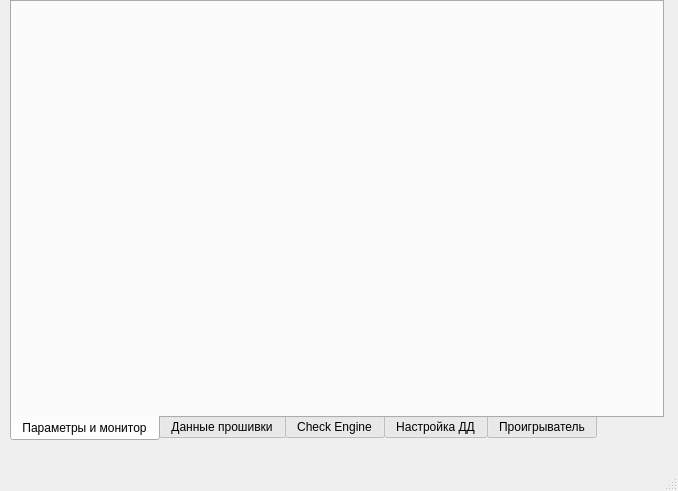
First picture: the form in Sources/SecuWindow.ui, repository denami/SECU-3Qt, before the edit.
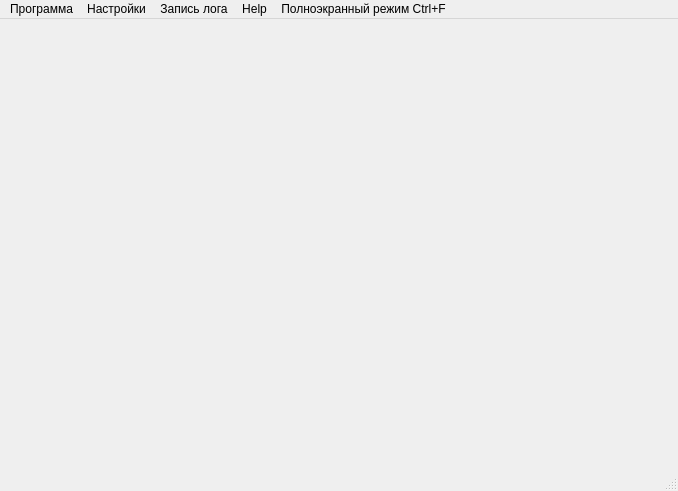
Second picture: the form after the edit.

Patch:
```diff
--- a/Sources/SecuWindow.ui
+++ b/Sources/SecuWindow.ui
@@ -19,70 +19,46 @@
   <property name="windowTitle">
    <string>MainWindow</string>
   </property>
-  <widget class="QWidget" name="centralwidget">
-   <widget class="QTabWidget" name="SecuCentralTab">
-    <property name="geometry">
-     <rect>
-      <x>10</x>
-      <y>0</y>
-      <width>654</width>
-      <height>441</height>
-     </rect>
-    </property>
-    <property name="sizePolicy">
-     <sizepolicy hsizetype="Maximum" vsizetype="Maximum">
-      <horstretch>0</horstretch>
-      <verstretch>0</verstretch>
-     </sizepolicy>
-    </property>
-    <property name="windowTitle">
-     <string>SecuCentralTab</string>
-    </property>
-    <property name="autoFillBackground">
-     <bool>false</bool>
-    </property>
-    <property name="tabPosition">
-     <enum>QTabWidget::South</enum>
-    </property>
-    <property name="currentIndex">
-     <number>0</number>
-    </property>
-    <widget class="QWidget" name="ParametersAndMonitor">
-     <attribute name="title">
-      <string>Параметры и монитор</string>
-     </attribute>
-    </widget>
-    <widget class="QWidget" name="FrimevareData">
-     <attribute name="title">
-      <string>Данные прошивки</string>
-     </attribute>
-    </widget>
-    <widget class="QWidget" name="CeckEngine">
-     <attribute name="title">
-      <string>Check Engine</string>
-     </attribute>
-    </widget>
-    <widget class="QWidget" name="KhnokSensor">
-     <attribute name="title">
-      <string>Настройка ДД</string>
-     </attribute>
-    </widget>
-    <widget class="QWidget" name="Player">
-     <attribute name="title">
-      <string>Проигрыватель</string>
-     </attribute>
-    </widget>
-   </widget>
-  </widget>
+  <widget class="QWidget" name="centralwidget"/>
   <widget class="QMenuBar" name="CentralMenubar">
    <property name="geometry">
     <rect>
      <x>0</x>
      <y>0</y>
      <width>678</width>
-     <height>25</height>
+     <height>20</height>
     </rect>
    </property>
+   <widget class="QMenu" name="menu">
+    <property name="title">
+     <string>Программа</string>
+    </property>
+   </widget>
+   <widget class="QMenu" name="menu_2">
+    <property name="title">
+     <string>Настройки</string>
+    </property>
+   </widget>
+   <widget class="QMenu" name="menu_3">
+    <property name="title">
+     <string>Запись лога</string>
+    </property>
+   </widget>
+   <widget class="QMenu" name="menuHelp">
+    <property name="title">
+     <string>Help</string>
+    </property>
+   </widget>
+   <widget class="QMenu" name="menu_Ctrl_F">
+    <property name="title">
+     <string>Полноэкранный режим Ctrl+F</string>
+    </property>
+   </widget>
+   <addaction name="menu"/>
+   <addaction name="menu_2"/>
+   <addaction name="menu_3"/>
+   <addaction name="menuHelp"/>
+   <addaction name="menu_Ctrl_F"/>
   </widget>
   <widget class="QStatusBar" name="CentralStatusbar"/>
  </widget>
```
